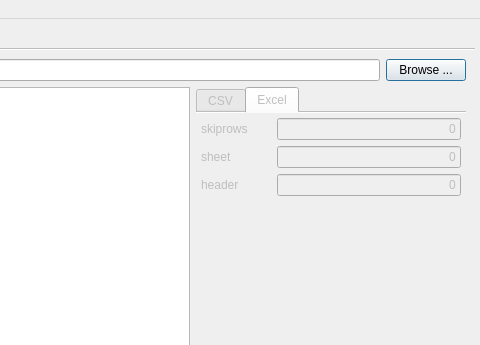
Qt form colliderscope.ui (kevinanewman/colliderscope2024) before a commit; both pictures show x 545 to 1025 and y 0 to 345 of the 1025 by 768 pixel window.
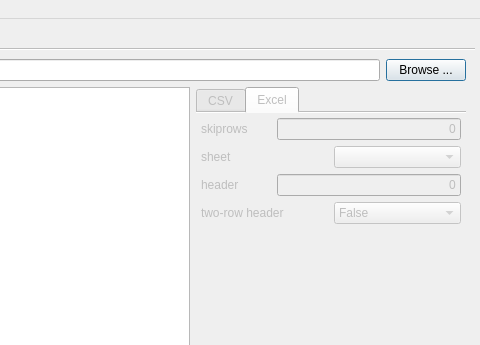
The same form after that commit. The open tabs and pages were chosen to show the change. Icons and pictures are not drawn. Custom widgets are drawn as their Qt base class.

Commit message: autofill Excel sheet dropdown (initial) support for two-row headers fix for load_file_preview which may get a parameter from Qt

```diff
--- a/colliderscope.ui
+++ b/colliderscope.ui
@@ -505,20 +505,7 @@
                      </widget>
                     </item>
                     <item>
-                     <widget class="QLineEdit" name="import_excel_sheet_lineEdit">
-                      <property name="maximumSize">
-                       <size>
-                        <width>16777215</width>
-                        <height>16777215</height>
-                       </size>
-                      </property>
-                      <property name="text">
-                       <string>0</string>
-                      </property>
-                      <property name="alignment">
-                       <set>Qt::AlignRight|Qt::AlignTrailing|Qt::AlignVCenter</set>
-                      </property>
-                     </widget>
+                     <widget class="QComboBox" name="import_excel_sheet_comboBox"/>
                     </item>
                    </layout>
                   </item>
@@ -555,6 +542,34 @@
                     </item>
                    </layout>
                   </item>
+                  <item>
+                   <layout class="QHBoxLayout" name="import_excel_two_row_header_horizontalLayout">
+                    <item>
+                     <widget class="QLabel" name="import_excel_two_row_header_lines_label">
+                      <property name="text">
+                       <string>two-row header</string>
+                      </property>
+                     </widget>
+                    </item>
+                    <item>
+                     <widget class="QComboBox" name="import_excel_two_row_header_comboBox">
+                      <property name="currentIndex">
+                       <number>1</number>
+                      </property>
+                      <item>
+                       <property name="text">
+                        <string>True</string>
+                       </property>
+                      </item>
+                      <item>
+                       <property name="text">
+                        <string>False</string>
+                       </property>
+                      </item>
+                     </widget>
+                    </item>
+                   </layout>
+                  </item>
                   <item>
                    <spacer name="verticalSpacer_2">
                     <property name="orientation">
```
Left out of the diff: 111 changed lines with no effect on the pictures. The commit also changes 6 other files.
